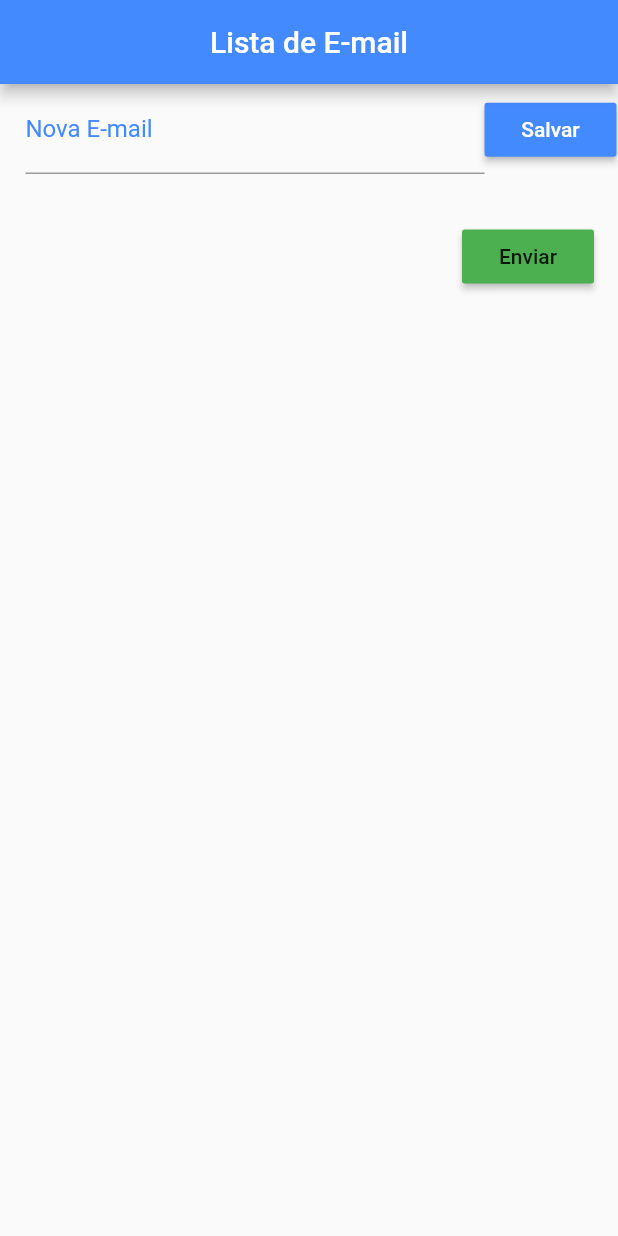
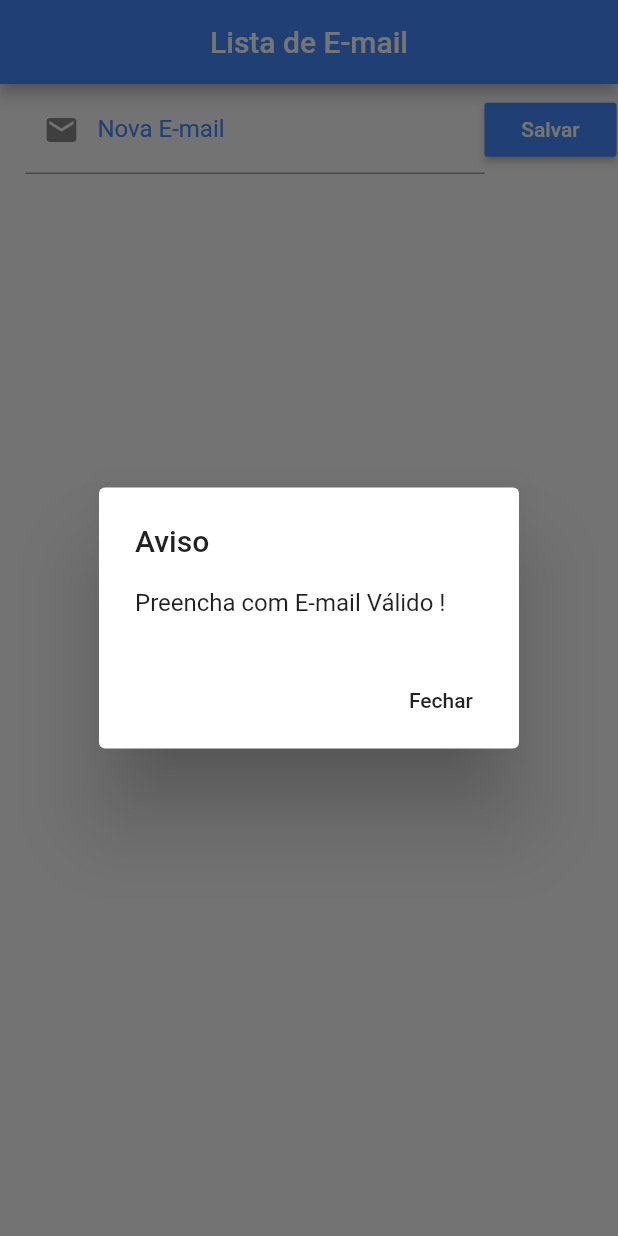
Before and after one commit to ChihYaoYang/EX6_Lista_de_email, a Flutter app: the screen it shows after launch, after a tap on "Salvar", on a phone screen of 412 x 824 dp. Run offline on Flutter 3.47's test engine with Material 2 defaults, Android fonts, the phone set to English and light mode, and no system bars; our stand-ins replace validators.

```diff
--- a/lib/main.dart
+++ b/lib/main.dart
@@ -3,6 +3,7 @@ import 'dart:convert';
 import 'dart:io';
 import 'package:path_provider/path_provider.dart';
 import 'package:url_launcher/url_launcher.dart';
+import 'package:validators/validators.dart';
 
 void main() => runApp(MaterialApp(
       home: Home(),
@@ -32,27 +33,25 @@ class _HomeState extends State<Home> {
   }
 
   void _addToDo() {
+    if (isEmail(_toDoController.text)) {
       setState(() {
         Map<String, dynamic> newToDo = Map();
         newToDo['title'] = _toDoController.text;
         _toDoController.text = '';
-      newToDo['ok'] = false;
         _toDoList.add(newToDo);
         _saveData();
       });
+    } else {
+      _showDialog('Aviso', 'Preencha com E-mail Válido !');
+    }
   }
 
   Future<Null> _refresh() async {
     await Future.delayed(Duration(seconds: 1));
     setState(() {
+      //orderna list
       _toDoList.sort((a, b) {
-        if (a['ok'] && !b['ok']) {
-          return 1;
-        } else if (!a['ok'] && b['ok']) {
-          return -1;
-        } else {
-          return 0;
-        }
+        return a['title'].toLowerCase().compareTo(b['title'].toLowerCase());
       });
     });
     return null;
@@ -74,7 +73,9 @@ class _HomeState extends State<Home> {
               children: <Widget>[
                 Expanded(
                   child: TextField(
+                    keyboardType: TextInputType.emailAddress,
                     decoration: InputDecoration(
+                      prefixIcon: Icon(Icons.email),
                       labelText: "Nova E-mail",
                       labelStyle: TextStyle(color: Colors.blueAccent),
                     ),
@@ -86,7 +87,11 @@ class _HomeState extends State<Home> {
                   child: Text("Salvar"),
                   textColor: Colors.white,
                   onPressed: () {
+                    setState(() {
                       _addToDo();
+                      _toDoController.text = '';
+                      FocusScope.of(context).requestFocus(new FocusNode());
+                    });
                   },
                 ),
               ],
@@ -125,7 +130,10 @@ class _HomeState extends State<Home> {
         trailing: RaisedButton(
           //trailing right , leading left
           color: Colors.green,
-          child: Text("Enviar"),
+          child: Text(
+            "Enviar",
+            style: TextStyle(color: Colors.white),
+          ),
           onPressed: () {
             _launchURL(_toDoList[index]['title']);
           },
@@ -157,7 +165,7 @@ class _HomeState extends State<Home> {
 
   //open email
   _launchURL(String email) async {
-    String url = "mailto:$email?subject=Título&body=Text";
+    String url = "mailto:$email?subject=Title&body=Text";
     if (await canLaunch(url)) {
       await launch(url);
     } else {
@@ -168,7 +176,6 @@ class _HomeState extends State<Home> {
 //retorna arquivo
   Future<File> _getFile() async {
     final directory = await getApplicationDocumentsDirectory();
-//    return File("${directory.path}/data.json");
     return File("${directory.path}/emails.json");
   }
 
@@ -188,4 +195,26 @@ class _HomeState extends State<Home> {
       return null;
     }
   }
+
+  void _showDialog(String title, String message) {
+    showDialog(
+      context: context,
+      builder: (BuildContext context) {
+        // retorna um objeto do tipo Dialog
+        return AlertDialog(
+          title: new Text(title),
+          content: new Text(message),
+          actions: <Widget>[
+            // define os botões na base do dialogo
+            new FlatButton(
+              child: new Text("Fechar"),
+              onPressed: () {
+                Navigator.of(context).pop();
+              },
+            ),
+          ],
+        );
+      },
+    );
   }
+}
--- a/pubspec.yaml
+++ b/pubspec.yaml
@@ -25,6 +25,7 @@ dependencies:
   cupertino_icons: ^0.1.2
   path_provider: ^0.4.1
   url_launcher: ^5.0.3
+  validators: ^2.0.0
 
 dev_dependencies:
   flutter_test:
```
Also changed, not shown: pubspec.lock. Lines whose indentation alone changed are shown as unchanged.
